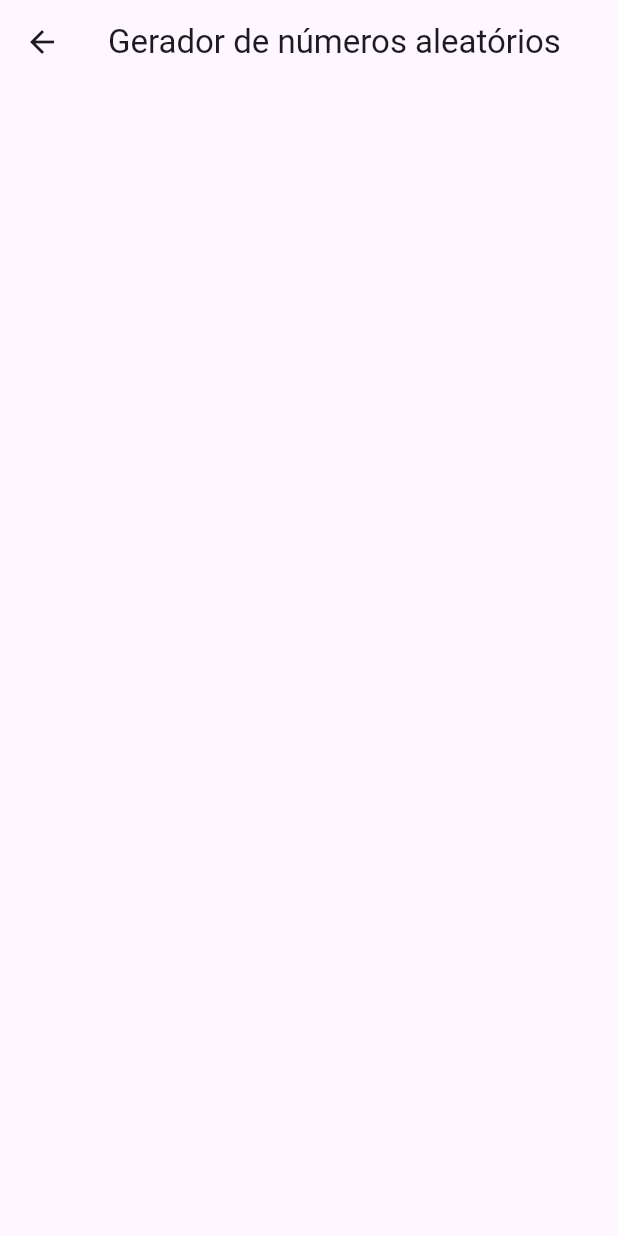
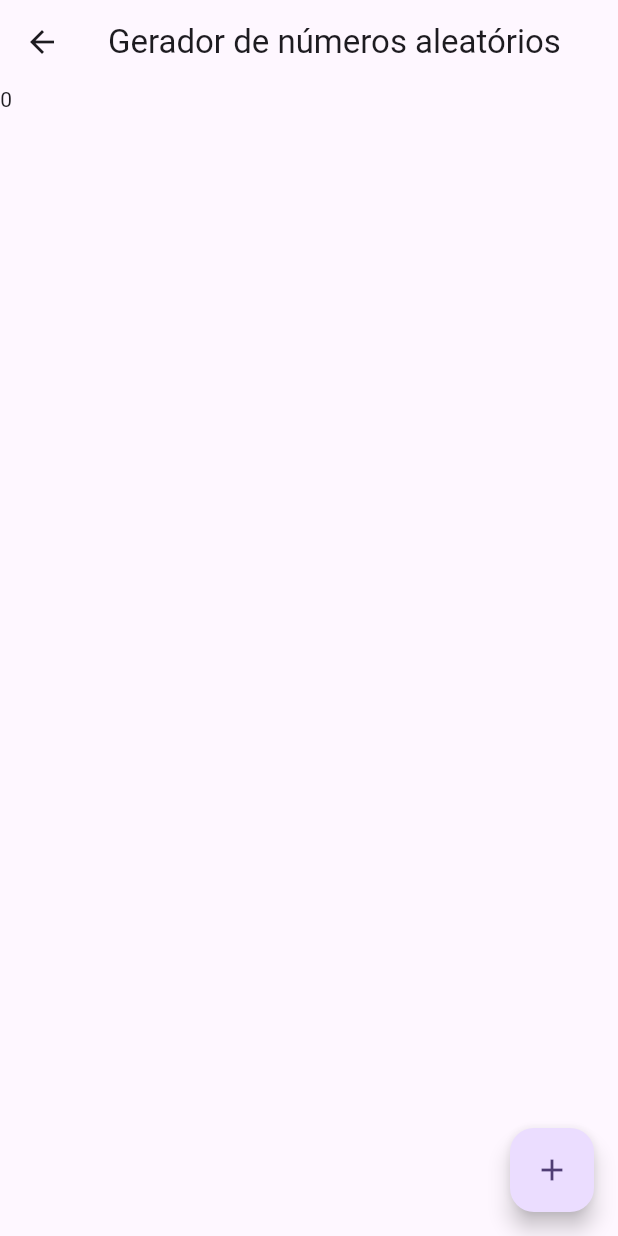
Before and after one commit to maurojh/dioadcsp, a Flutter app: the NumerosAleatoriosPage screen opened directly, on a phone screen of 412 x 824 dp. Run offline on Flutter 3.47's test engine with Material 2 defaults, Android fonts, the phone set to English and light mode, and no system bars.

Commit message:
Gerando número aleatório

```diff
--- a/lib/pages/numeros_aleatorios_page.dart
+++ b/lib/pages/numeros_aleatorios_page.dart
@@ -1,3 +1,5 @@
+import 'dart:math';
+
 import 'package:flutter/material.dart';
 
 class NumerosAleatoriosPage extends StatefulWidget {
@@ -8,6 +10,8 @@ class NumerosAleatoriosPage extends StatefulWidget {
 }
 
 class _NumerosAleatoriosPageState extends State<NumerosAleatoriosPage> {
+  int numeroGerado = 0;
+
   @override
   Widget build(BuildContext context) {
     return SafeArea(
@@ -15,7 +19,22 @@ class _NumerosAleatoriosPageState extends State<NumerosAleatoriosPage> {
         appBar: AppBar(
           title: Text('Gerador de números aleatórios'),
         ),
-        body: Container(),
+        body: Container(
+          child: Column(
+            children: [
+              Text('$numeroGerado')
+            ],
+          ),
+        ),
+        floatingActionButton: FloatingActionButton(
+          child: const Icon(Icons.add),
+          onPressed: () {
+            var num = Random().nextInt(1000);
+            setState(() {
+              numeroGerado = num;
+            });
+          }
+        ),
       ),
     );
   }
```
